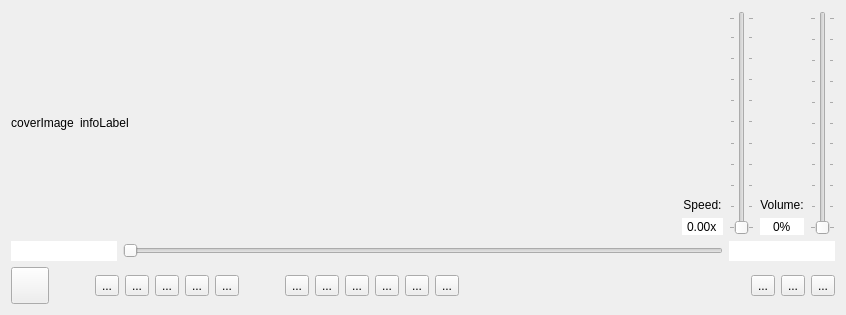
The window that gui/media_player_widget_ui.ui (tornado80/tonebox) describes before a commit, drawn with Qt 5.
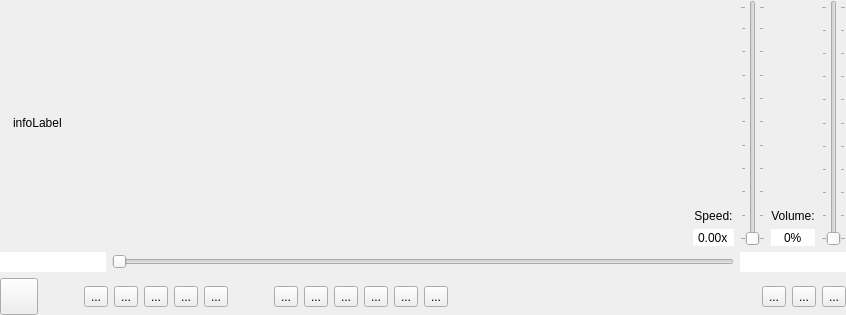
The same window after the commit. Icons and pictures are not drawn.

```diff
--- a/gui/media_player_widget_ui.ui
+++ b/gui/media_player_widget_ui.ui
@@ -14,15 +14,36 @@
    <string>Form</string>
   </property>
   <layout class="QVBoxLayout" name="verticalLayout_3">
+   <property name="leftMargin">
+    <number>0</number>
+   </property>
+   <property name="topMargin">
+    <number>0</number>
+   </property>
+   <property name="rightMargin">
+    <number>0</number>
+   </property>
+   <property name="bottomMargin">
+    <number>0</number>
+   </property>
    <item>
     <layout class="QHBoxLayout" name="horizontalLayout_2" stretch="0,0,1,0,0,0,0">
      <item>
       <widget class="QLabel" name="coverImageLabel">
+       <property name="maximumSize">
+        <size>
+         <width>100</width>
+         <height>100</height>
+        </size>
+       </property>
        <property name="text">
-        <string>coverImage</string>
+        <string/>
        </property>
-       <property name="alignment">
-        <set>Qt::AlignCenter</set>
+       <property name="pixmap">
+        <pixmap resource="icons.qrc">:/images/icons/Blank_CD_icon.png</pixmap>
+       </property>
+       <property name="scaledContents">
+        <bool>true</bool>
        </property>
       </widget>
      </item>
```
